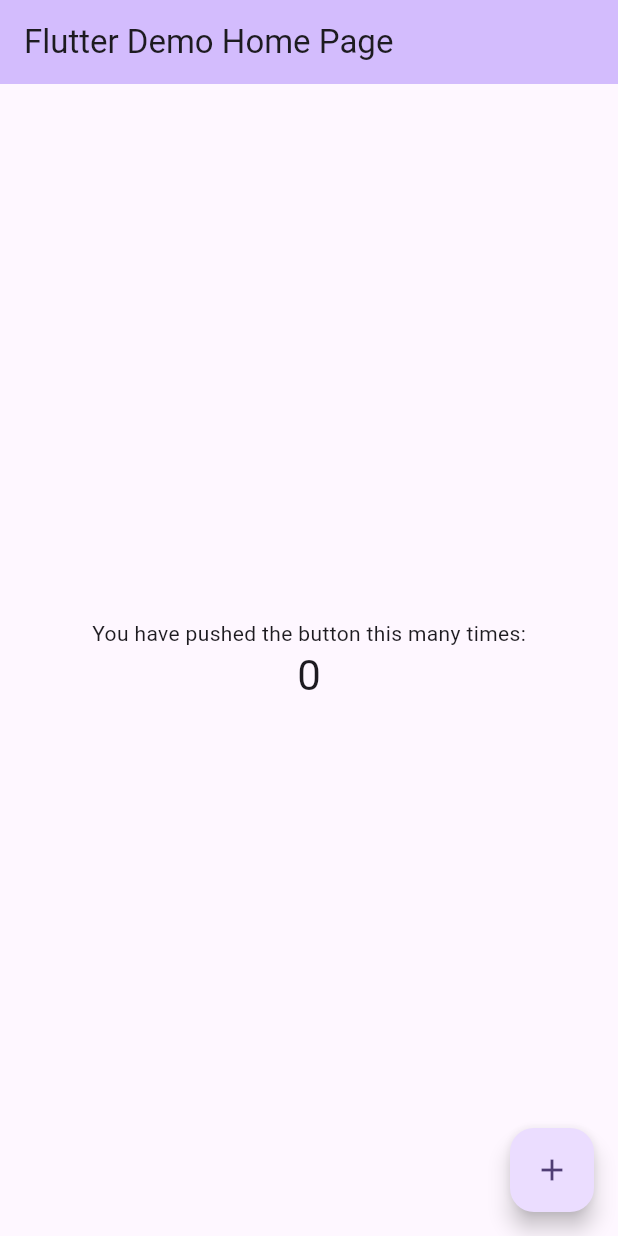
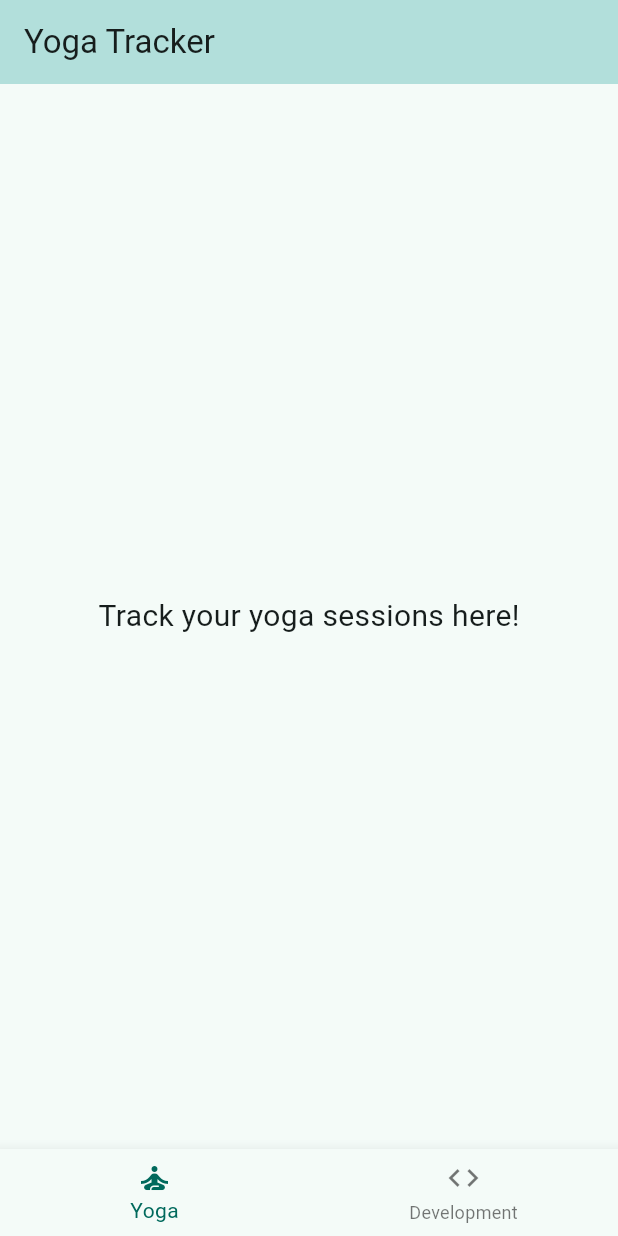
Before and after one commit to could-ai/019a2118-f840-7617-8352-710b92d6fc83, a Flutter app: the screen it shows after launch, on a phone screen of 412 x 824 dp. Run offline on Flutter 3.47's test engine with Material 3 defaults, Android fonts, the phone set to English and light mode, and no system bars.

Commit message:
I have updated the main.dart file to serve as the entry point for our new 'ZenTracker' application. The previous default counter application has been removed and replaced with a MaterialApp widget configured with a new title and a teal color scheme. The home property is now set to a new HomeScreen widget, which will be the main interface for navigating between the Yoga and Development trackers. This change establishes the foundational structure and theme of the app.; I have created a new file, home_screen.dart, to provide the main navigation structure for the application. This screen features a BottomNavigationBar that allows users to switch between the 'Yoga' and 'Development' sections. The state of the selected tab is managed within this stateful widget, ensuring that the correct screen is displayed in the body of the Scaffold. This file is crucial for organizing the app's layout and user flow.; I have created the yoga_tracker_screen.dart file, which contains the initial user interface for the Yoga Tracker feature. This is currently a placeholder screen with an AppBar titled 'Yoga Tracker' and a central text message. This modular approach allows us to build out the specific functionality for tracking yoga sessions in an organized and isolated manner, without cluttering the main navigation file.; I have created the dev_tracker_screen.dart file to serve as the dedicated screen for the Development Tracker feature. Similar to the yoga screen, this is a placeholder containing an AppBar with the title 'Development Tracker' and a simple text body. This setup establishes the foundation for where we will implement features for tracking development tasks, goals, or learning progress.

```diff
--- a/usr/lib/main.dart
+++ b/usr/lib/main.dart
@@ -1,4 +1,5 @@
 import 'package:flutter/material.dart';
+import 'package:couldai_user_app/screens/home_screen.dart';
 
 void main() {
   runApp(const MyApp());
@@ -7,114 +8,16 @@ void main() {
 class MyApp extends StatelessWidget {
   const MyApp({super.key});
 
-  // This widget is the root of your application.
   @override
   Widget build(BuildContext context) {
     return MaterialApp(
-      title: 'Flutter Demo',
+      title: 'ZenTracker',
       debugShowCheckedModeBanner: false,
       theme: ThemeData(
-        // This is the theme of your application.
-        //
-        // TRY THIS: Try running your application with "flutter run". You'll see
-        // the application has a purple toolbar. Then, without quitting the app,
-        // try changing the seedColor in the colorScheme below to Colors.green
-        // and then invoke "hot reload" (save your changes or press the "hot
-        // reload" button in a Flutter-supported IDE, or press "r" if you used
-        // the command line to start the app).
-        //
-        // Notice that the counter didn't reset back to zero; the application
-        // state is not lost during the reload. To reset the state, use hot
-        // restart instead.
-        //
-        // This works for code too, not just values: Most code changes can be
-        // tested with just a hot reload.
-        colorScheme: ColorScheme.fromSeed(seedColor: Colors.deepPurple),
+        colorScheme: ColorScheme.fromSeed(seedColor: Colors.teal),
+        useMaterial3: true,
       ),
-      home: const MyHomePage(title: 'Flutter Demo Home Page'),
+      home: const HomeScreen(),
     );
   }
 }
-
-class MyHomePage extends StatefulWidget {
-  const MyHomePage({super.key, required this.title});
-
-  // This widget is the home page of your application. It is stateful, meaning
-  // that it has a State object (defined below) that contains fields that affect
-  // how it looks.
-
-  // This class is the configuration for the state. It holds the values (in this
-  // case the title) provided by the parent (in this case the App widget) and
-  // used by the build method of the State. Fields in a Widget subclass are
-  // always marked "final".
-
-  final String title;
-
-  @override
-  State<MyHomePage> createState() => _MyHomePageState();
-}
-
-class _MyHomePageState extends State<MyHomePage> {
-  int _counter = 0;
-
-  void _incrementCounter() {
-    setState(() {
-      // This call to setState tells the Flutter framework that something has
-      // changed in this State, which causes it to rerun the build method below
-      // so that the display can reflect the updated values. If we changed
-      // _counter without calling setState(), then the build method would not be
-      // called again, and so nothing would appear to happen.
-      _counter++;
-    });
-  }
-
-  @override
-  Widget build(BuildContext context) {
-    // This method is rerun every time setState is called, for instance as done
-    // by the _incrementCounter method above.
-    //
-    // The Flutter framework has been optimized to make rerunning build methods
-    // fast, so that you can just rebuild anything that needs updating rather
-    // than having to individually change instances of widgets.
-    return Scaffold(
-      appBar: AppBar(
-        // TRY THIS: Try changing the color here to a specific color (to
-        // Colors.amber, perhaps?) and trigger a hot reload to see the AppBar
-        // change color while the other colors stay the same.
-        backgroundColor: Theme.of(context).colorScheme.inversePrimary,
-        // Here we take the value from the MyHomePage object that was created by
-        // the App.build method, and use it to set our appbar title.
-        title: Text(widget.title),
-      ),
-      body: Center(
-        // Center is a layout widget. It takes a single child and positions it
-        // in the middle of the parent.
-        child: Column(
-          // Column is also a layout widget. It takes a list of children and
-          // arranges them vertically. By default, it sizes itself to fit its
-          // children horizontally, and tries to be as tall as its parent.
-          //
-          // Column has various properties to control how it sizes itself and
-          // how it positions its children. Here we use mainAxisAlignment to
-          // center the children vertically; the main axis here is the vertical
-          // axis because Columns are vertical (the cross axis would be
-          // horizontal).
-          //
-          // TRY THIS: Invoke "debug painting" (choose the "Toggle Debug Paint"
-          // action in the IDE, or press "p" in the console), to see the
-          // wireframe for each widget.
-          mainAxisAlignment: MainAxisAlignment.center,
-          children: <Widget>[
-            const Text('You have pushed the button this many times:'),
-            Text('$_counter', style: Theme.of(context).textTheme.headlineMedium),
-          ],
-        ),
-      ),
-      floatingActionButton: FloatingActionButton(
-        onPressed: _incrementCounter,
-        tooltip: 'Increment',
-        child: const Icon(Icons.add),
-      ), // This trailing comma makes auto-formatting nicer for build methods.
-    );
-  }
-}
--- /dev/null
+++ b/usr/lib/screens/dev_tracker_screen.dart
@@ -0,0 +1,21 @@
+import 'package:flutter/material.dart';
+
+class DevTrackerScreen extends StatelessWidget {
+  const DevTrackerScreen({super.key});
+
+  @override
+  Widget build(BuildContext context) {
+    return Scaffold(
+      appBar: AppBar(
+        title: const Text('Development Tracker'),
+         backgroundColor: Colors.teal[100],
+      ),
+      body: const Center(
+        child: Text(
+          'Track your development progress here!',
+          style: TextStyle(fontSize: 20),
+        ),
+      ),
+    );
+  }
+}
--- /dev/null
+++ b/usr/lib/screens/home_screen.dart
@@ -0,0 +1,49 @@
+import 'package:flutter/material.dart';
+import 'package:couldai_user_app/screens/yoga_tracker_screen.dart';
+import 'package:couldai_user_app/screens/dev_tracker_screen.dart';
+
+class HomeScreen extends StatefulWidget {
+  const HomeScreen({super.key});
+
+  @override
+  State<HomeScreen> createState() => _HomeScreenState();
+}
+
+class _HomeScreenState extends State<HomeScreen> {
+  int _selectedIndex = 0;
+
+  static const List<Widget> _widgetOptions = <Widget>[
+    YogaTrackerScreen(),
+    DevTrackerScreen(),
+  ];
+
+  void _onItemTapped(int index) {
+    setState(() {
+      _selectedIndex = index;
+    });
+  }
+
+  @override
+  Widget build(BuildContext context) {
+    return Scaffold(
+      body: Center(
+        child: _widgetOptions.elementAt(_selectedIndex),
+      ),
+      bottomNavigationBar: BottomNavigationBar(
+        items: const <BottomNavigationBarItem>[
+          BottomNavigationBarItem(
+            icon: Icon(Icons.self_improvement),
+            label: 'Yoga',
+          ),
+          BottomNavigationBarItem(
+            icon: Icon(Icons.code),
+            label: 'Development',
+          ),
+        ],
+        currentIndex: _selectedIndex,
+        selectedItemColor: Colors.teal[800],
+        onTap: _onItemTapped,
+      ),
+    );
+  }
+}
--- /dev/null
+++ b/usr/lib/screens/yoga_tracker_screen.dart
@@ -0,0 +1,21 @@
+import 'package:flutter/material.dart';
+
+class YogaTrackerScreen extends StatelessWidget {
+  const YogaTrackerScreen({super.key});
+
+  @override
+  Widget build(BuildContext context) {
+    return Scaffold(
+      appBar: AppBar(
+        title: const Text('Yoga Tracker'),
+        backgroundColor: Colors.teal[100],
+      ),
+      body: const Center(
+        child: Text(
+          'Track your yoga sessions here!',
+          style: TextStyle(fontSize: 20),
+        ),
+      ),
+    );
+  }
+}
```
